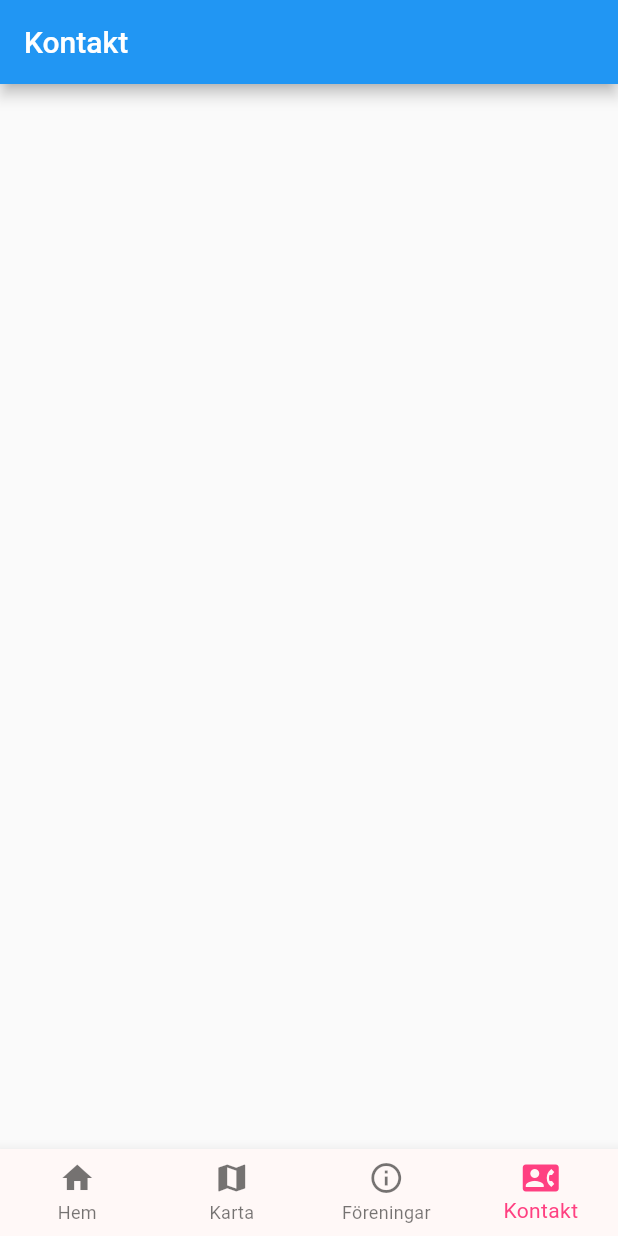
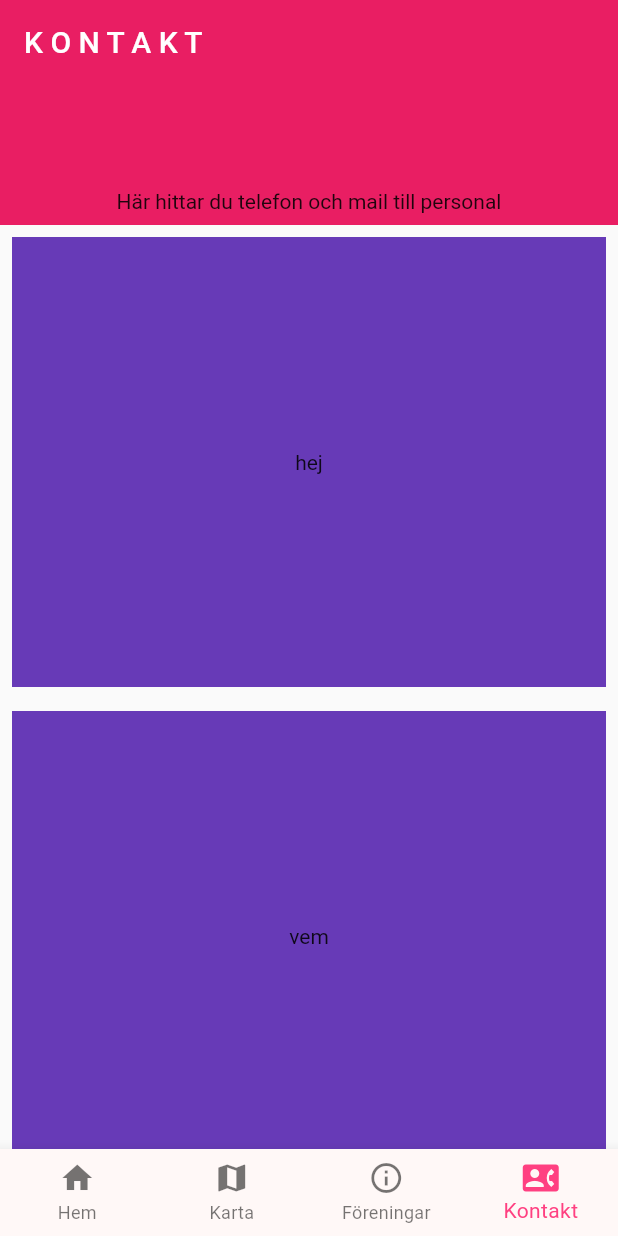
Before and after one commit to jeppeerixon/flutter-milot, a Flutter app: the screen it shows after launch, item 4 of the bottom bar chosen, on a phone screen of 412 x 824 dp. Run offline on Flutter 3.47's test engine with Material 2 defaults, Android fonts, the phone set to English and light mode, and no system bars.

Commit message:
playing around with SliverAppBar

```diff
--- a/lib/pages/contact.dart
+++ b/lib/pages/contact.dart
@@ -7,9 +7,65 @@ class ContactScreen extends StatelessWidget {
   Widget build(BuildContext context) {
     return MaterialApp(
       home: Scaffold(
-        appBar: AppBar(
-          title: const Text('Kontakt'),
-        )
+      body: CustomScrollView(
+        slivers: [
+          SliverAppBar(
+            title: Text('K O N T A K T'),
+            expandedHeight: 150,
+            flexibleSpace: FlexibleSpaceBar(
+              background: Container(
+                color: Colors.pink,
+                child: Column(
+                  mainAxisAlignment: MainAxisAlignment.end,
+                  children: [
+                    Padding(
+                      padding: const EdgeInsets.all(8.0),
+                      child: Center(
+                        child: Text('Här hittar du telefon och mail till personal')),
+                    ),
+                  ],
+                ),
+              ),
+            ),
+          ),
+          SliverToBoxAdapter(
+            child: Padding(
+              padding: const EdgeInsets.all(8.0),
+              child: Container(
+                color: Colors.deepPurple,
+                height: 300,
+                child: Center(
+                  child: Text('hej')
+                  ),
+                ),
+            )
+            ),
+            SliverToBoxAdapter(
+            child: Padding(
+              padding: const EdgeInsets.all(8.0),
+              child: Container(
+                color: Colors.deepPurple,
+                height: 300,
+                child: Center(
+                  child: Text('vem')
+                  ),
+                ),
+            )
+            ),
+            SliverToBoxAdapter(
+            child: Padding(
+              padding: const EdgeInsets.all(8.0),
+              child: Container(
+                color: Colors.deepPurple,
+                height: 300,
+                child: Center(
+                  child: Text('går')
+                  ),
+                ),
+            )
+            ),
+        ],
+      ),
       ),
     );
   }
--- a/lib/pages/map.dart
+++ b/lib/pages/map.dart
@@ -23,7 +23,9 @@ class Gridden extends StatelessWidget {
   @override
   Widget build(BuildContext context) {
     return Scaffold(
-      body: StaggeredGrid.count(
+      body: Padding(
+        padding: const EdgeInsets.all(8.0),
+        child: StaggeredGrid.count(
         axisDirection: AxisDirection.down,
         crossAxisCount: 4,
         mainAxisSpacing: 4,
@@ -95,6 +97,7 @@ class Gridden extends StatelessWidget {
                     ),
                   ],
               ),
+      ),
     );
   }
 }
--- a/lib/pages/orgs.dart
+++ b/lib/pages/orgs.dart
@@ -1,14 +1,15 @@
 import 'package:flutter/material.dart';
-import 'package:flutter_app_1/pages/info.dart';
+import 'package:flutter_app_1/pages/clubCard.dart';
 
 class OrgScreen extends StatelessWidget {
   OrgScreen({ Key? key }) :super(key: key);
 
   final List _clubs = [
     // clubImage, clubName, clubCategory, clubRoom, clubUrl
-    ['lib/images/streetcard.jpg','Street Mentality', 'Akrobatik', 'Parkourhallen', 'www.streetmentality.se'],
-    ['lib/images/h5card.jpg','High Five Taekwondo', 'Kampsport', 'Röda', 'https://www.highfivetkd.se'],
-    ['lib/images/libaaxcard.jpg','Team Libaax', 'Träning', 'Blåsvarta', 'https://www.instagram.com/teamlibaax/'],
+    ['lib/images/streetcard.jpg','Street Mentality', 'Akrobatik', 'Parkourhallen', Colors.purple, 'www.streetmentality.se'],
+    ['lib/images/h5card.jpg','High Five Taekwondo', 'Kampsport', 'Röda', Colors.red, 'https://www.highfivetkd.se'],
+    ['lib/images/libaaxcard.jpg','Team Libaax', 'Träning', 'Blåsvarta', Colors.blue, 'https://www.instagram.com/teamlibaax/'],
+    ['lib/images/forcacard.jpg','Forca Fighting', 'Kampsport', 'Blå', Colors.amber, 'https://www.forcafighting.com/'],
     ];
 
   @override
@@ -18,15 +19,20 @@ class OrgScreen extends StatelessWidget {
         appBar: AppBar(
           title: const Text('Föreningar'),
         ),
-      body: ListView.builder(
+      body: GridView.builder(
+        padding: const EdgeInsets.all(10),
         itemCount: _clubs.length,
+        gridDelegate: const SliverGridDelegateWithFixedCrossAxisCount(
+        crossAxisCount: 2,
+        ),
         itemBuilder: (context, index) {
           return CardContainer(
             clubImage: _clubs[index][0],
             clubName: _clubs[index][1],
             clubCategory: _clubs[index][2],
             clubRoom: _clubs[index][3],
-            clubUrl: _clubs[index][4],
+            clubColor: _clubs[index][4],
+            clubUrl: _clubs[index][5],
           );
         })
       ),
```
Also changed, not shown: lib/pages/clubCard.dart (added, +44 -0 lines), lib/pages/info.dart (deleted, +0 -28 lines). Lines whose indentation alone changed are shown as unchanged.
